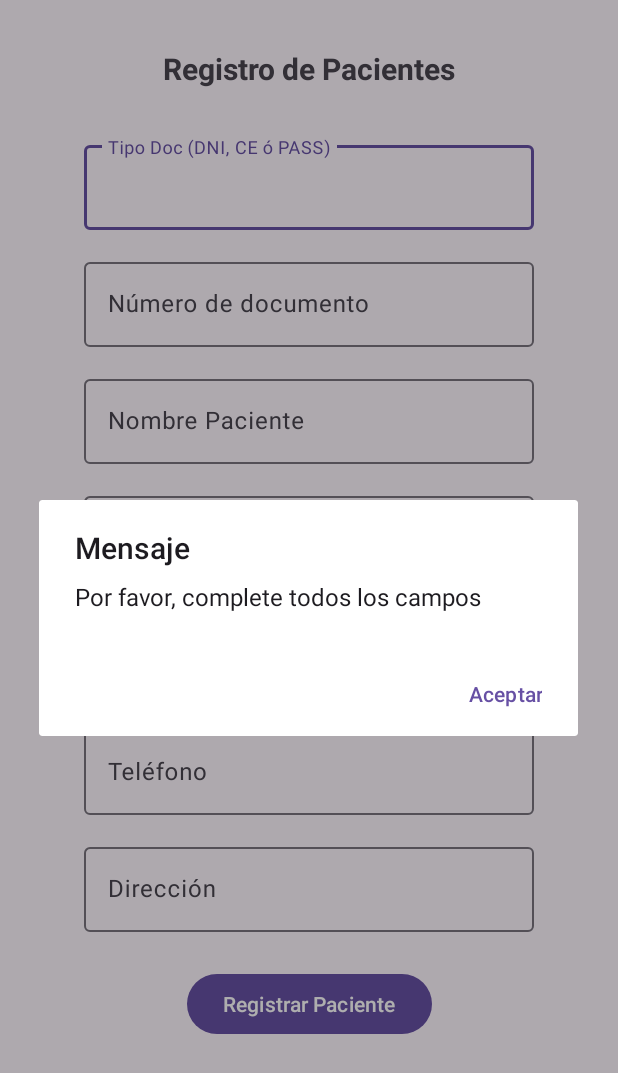
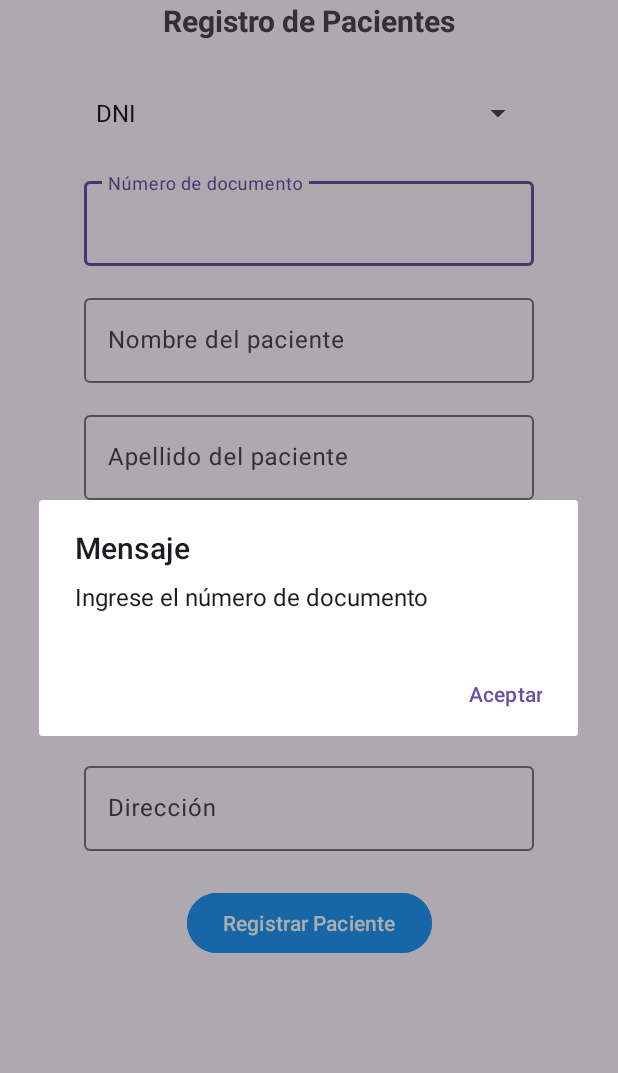
Before and after one commit to JoseCotos/appMovil, an Android app: the PacienteActivity screen opened directly, with no data from a screen before it, after a tap on "Registrar Paciente", on a phone screen of 412 x 824 dp. Shown: the top 1073 px of the screen. Run offline under Robolectric (Android 15) with nearby library versions, the phone set to English and light mode, and no system bars.

Commit message:
Agrega combo tipo documento y validación de correo en PacienteActivity

```diff
--- a/app/src/main/java/com/upc/miappposta/HomeActivity.kt
+++ b/app/src/main/java/com/upc/miappposta/HomeActivity.kt
@@ -6,7 +6,6 @@ import androidx.appcompat.app.AppCompatActivity
 import com.upc.miappposta.databinding.ActivityHomeBinding
 
 class HomeActivity : AppCompatActivity() {
-
 
     private lateinit var binding: ActivityHomeBinding
 
@@ -20,8 +19,13 @@ class HomeActivity : AppCompatActivity() {
         binding.btnHistorial.setOnClickListener {
             startActivity(Intent(this, HistoricoActivity::class.java))
         }
+
         binding.btnConfirmado.setOnClickListener {
             startActivity(Intent(this, ConfirmacionActivity::class.java))
         }
+
+        binding.btnAgendar.setOnClickListener {
+            startActivity(Intent(this, AgendaCitaActivity::class.java))
+        }
     }
 }
--- a/app/src/main/java/com/upc/miappposta/PacienteActivity.kt
+++ b/app/src/main/java/com/upc/miappposta/PacienteActivity.kt
@@ -1,6 +1,8 @@
 package com.upc.miappposta
 
 import android.os.Bundle
+import android.util.Patterns
+import android.widget.ArrayAdapter
 import androidx.activity.enableEdgeToEdge
 import androidx.appcompat.app.AlertDialog
 import androidx.appcompat.app.AppCompatActivity
@@ -11,47 +13,92 @@ import com.upc.miappposta.entidad.Paciente
 import com.upc.miappposta.service.PacienteService
 
 class PacienteActivity : AppCompatActivity() {
+
     private lateinit var binding: ActivityPacienteBinding
 
     override fun onCreate(savedInstanceState: Bundle?) {
         super.onCreate(savedInstanceState)
         enableEdgeToEdge()
+
+        // 🔹 Inicializa el binding correctamente
         binding = ActivityPacienteBinding.inflate(layoutInflater)
         setContentView(binding.root)
+
+        // Ajusta márgenes del sistema
         ViewCompat.setOnApplyWindowInsetsListener(findViewById(R.id.main)) { v, insets ->
             val systemBars = insets.getInsets(WindowInsetsCompat.Type.systemBars())
             v.setPadding(systemBars.left, systemBars.top, systemBars.right, systemBars.bottom)
             insets
         }
+
+        // 🔹 Carga los valores del Spinner
+        configurarSpinner()
+
+        // 🔹 Configura la acción del botón
         grabarPaciente()
     }
 
-    private fun grabarPaciente(){
+    private fun configurarSpinner() {
+        val tiposDocumento = resources.getStringArray(R.array.tipos_documento)
+        val adapter = ArrayAdapter(this, android.R.layout.simple_spinner_dropdown_item, tiposDocumento)
+        binding.spTipoDocumento.adapter = adapter
+    }
+
+    private fun grabarPaciente() {
         binding.btnRegistrarPaciente.setOnClickListener {
-            val tipoDocumento = binding.txtTipoDoc.text.toString()
-            val numeroDocumento = binding.txtNroDocumento.text.toString()
-            val nombre = binding.txtNombre.text.toString()
-            val apellido = binding.txtApellido.text.toString()
-            val correo = binding.txtCorreo.text.toString()
-            val telefono = binding.txtTelefono.text.toString()
-            val direccion = binding.txtDireccion.text.toString()
+            val tipoDocumento = binding.spTipoDocumento.selectedItem.toString()
+            val numeroDocumento = binding.txtNroDocumento.text.toString().trim()
+            val nombre = binding.txtNombre.text.toString().trim()
+            val apellido = binding.txtApellido.text.toString().trim()
+            val correo = binding.txtCorreo.text.toString().trim()
+            val telefono = binding.txtTelefono.text.toString().trim()
+            val direccion = binding.txtDireccion.text.toString().trim()
 
-            if (tipoDocumento.isNotEmpty() && numeroDocumento.isNotEmpty() && nombre.isNotEmpty() &&
-                apellido.isNotEmpty() && correo.isNotEmpty() && telefono.isNotEmpty() && direccion.isNotEmpty()) {
-                val paciente = Paciente(0,tipoDocumento, numeroDocumento,
-                    nombre, apellido, correo, telefono, direccion)
-                mostrarMensaje(PacienteService(this).registrarPaciente(paciente))
-            } else {
-                mostrarMensaje("Por favor, complete todos los campos")
+            // 🔹 Validaciones
+            when {
+                tipoDocumento.isEmpty() -> mostrarMensaje("Seleccione un tipo de documento")
+                numeroDocumento.isEmpty() -> mostrarMensaje("Ingrese el número de documento")
+                nombre.isEmpty() -> mostrarMensaje("Ingrese el nombre del paciente")
+                apellido.isEmpty() -> mostrarMensaje("Ingrese el apellido del paciente")
+                correo.isEmpty() -> mostrarMensaje("Ingrese el correo electrónico")
+                !Patterns.EMAIL_ADDRESS.matcher(correo).matches() -> mostrarMensaje("Correo no válido")
+                telefono.isEmpty() -> mostrarMensaje("Ingrese el teléfono")
+                !telefono.all { it.isDigit() } -> mostrarMensaje("El teléfono solo debe contener números")
+                direccion.isEmpty() -> mostrarMensaje("Ingrese la dirección")
+                else -> {
+                    val paciente = Paciente(
+                        0,
+                        tipoDocumento,
+                        numeroDocumento,
+                        nombre,
+                        apellido,
+                        correo,
+                        telefono,
+                        direccion
+                    )
+                    val resultado = PacienteService(this).registrarPaciente(paciente)
+                    mostrarMensaje(resultado)
+                    limpiarCampos()
+                }
             }
         }
     }
 
+    private fun limpiarCampos() {
+        binding.txtNroDocumento.setText("")
+        binding.txtNombre.setText("")
+        binding.txtApellido.setText("")
+        binding.txtCorreo.setText("")
+        binding.txtTelefono.setText("")
+        binding.txtDireccion.setText("")
+        binding.spTipoDocumento.setSelection(0)
+    }
+
     private fun mostrarMensaje(mensaje: String) {
-        val ventana = AlertDialog.Builder(this)
-        ventana.setTitle("Mensaje")
-        ventana.setMessage(mensaje)
-        ventana.setPositiveButton("Aceptar", null)
-        ventana.create().show()
+        AlertDialog.Builder(this)
+            .setTitle("Mensaje")
+            .setMessage(mensaje)
+            .setPositiveButton("Aceptar", null)
+            .show()
     }
 }
--- a/app/src/main/res/layout/activity_paciente.xml
+++ b/app/src/main/res/layout/activity_paciente.xml
@@ -1,130 +1,134 @@
 <?xml version="1.0" encoding="utf-8"?>
-<androidx.constraintlayout.widget.ConstraintLayout xmlns:android="http://schemas.android.com/apk/res/android"
+<androidx.constraintlayout.widget.ConstraintLayout
+    xmlns:android="http://schemas.android.com/apk/res/android"
     xmlns:app="http://schemas.android.com/apk/res-auto"
     xmlns:tools="http://schemas.android.com/tools"
     android:id="@+id/main"
     android:layout_width="match_parent"
     android:layout_height="match_parent"
+    android:padding="16dp"
     tools:context=".PacienteActivity">
 
+    <!-- Título -->
     <TextView
-        android:id="@+id/textView9"
+        android:id="@+id/tvTitulo"
         android:layout_width="wrap_content"
         android:layout_height="wrap_content"
-        android:layout_marginTop="32dp"
         android:text="Registro de Pacientes"
         android:textSize="20sp"
         android:textStyle="bold"
-        app:layout_constraintEnd_toEndOf="parent"
+        app:layout_constraintTop_toTopOf="parent"
         app:layout_constraintStart_toStartOf="parent"
-        app:layout_constraintTop_toTopOf="parent" />
+        app:layout_constraintEnd_toEndOf="parent" />
 
-    <com.google.android.material.textfield.TextInputLayout
-        android:id="@+id/textInputLayout"
+    <!-- Spinner: Tipo de documento -->
+    <Spinner
+        android:id="@+id/spTipoDocumento"
         android:layout_width="300dp"
         android:layout_height="wrap_content"
-        android:layout_marginStart="1dp"
-        android:layout_marginTop="32dp"
-        android:layout_marginEnd="1dp"
-        app:layout_constraintEnd_toEndOf="parent"
+        android:layout_marginTop="24dp"
+        android:spinnerMode="dropdown"
+        app:layout_constraintTop_toBottomOf="@id/tvTitulo"
         app:layout_constraintStart_toStartOf="parent"
-        app:layout_constraintTop_toBottomOf="@+id/textView9">
+        app:layout_constraintEnd_toEndOf="parent" />
 
-        <com.google.android.material.textfield.TextInputEditText
-            android:id="@+id/txtTipoDoc"
-            android:layout_width="match_parent"
-            android:layout_height="wrap_content"
-            android:hint="Tipo Doc (DNI, CE ó PASS)" />
-    </com.google.android.material.textfield.TextInputLayout>
-
+    <!-- Número de documento -->
     <com.google.android.material.textfield.TextInputLayout
-        android:id="@+id/textInputLayout2"
+        android:id="@+id/tilNroDocumento"
         android:layout_width="300dp"
         android:layout_height="wrap_content"
         android:layout_marginTop="16dp"
-        app:layout_constraintEnd_toEndOf="parent"
+        app:layout_constraintTop_toBottomOf="@id/spTipoDocumento"
         app:layout_constraintStart_toStartOf="parent"
-        app:layout_constraintTop_toBottomOf="@+id/textInputLayout">
+        app:layout_constraintEnd_toEndOf="parent">
 
         <com.google.android.material.textfield.TextInputEditText
             android:id="@+id/txtNroDocumento"
             android:layout_width="match_parent"
             android:layout_height="wrap_content"
-            android:hint="Número de documento" />
+            android:hint="Número de documento"
+            android:inputType="number" />
     </com.google.android.material.textfield.TextInputLayout>
 
+    <!-- Nombre -->
     <com.google.android.material.textfield.TextInputLayout
-        android:id="@+id/textInputLayout3"
+        android:id="@+id/tilNombre"
         android:layout_width="300dp"
         android:layout_height="wrap_content"
         android:layout_marginTop="16dp"
-        app:layout_constraintEnd_toEndOf="parent"
+        app:layout_constraintTop_toBottomOf="@id/tilNroDocumento"
         app:layout_constraintStart_toStartOf="parent"
-        app:layout_constraintTop_toBottomOf="@+id/textInputLayout2">
+        app:layout_constraintEnd_toEndOf="parent">
 
         <com.google.android.material.textfield.TextInputEditText
             android:id="@+id/txtNombre"
             android:layout_width="match_parent"
             android:layout_height="wrap_content"
-            android:hint="Nombre Paciente" />
+            android:hint="Nombre del paciente" />
     </com.google.android.material.textfield.TextInputLayout>
 
+    <!-- Apellido -->
     <com.google.android.material.textfield.TextInputLayout
-        android:id="@+id/textInputLayout4"
+        android:id="@+id/tilApellido"
         android:layout_width="300dp"
         android:layout_height="wrap_content"
         android:layout_marginTop="16dp"
-        app:layout_constraintEnd_toEndOf="parent"
+        app:layout_constraintTop_toBottomOf="@id/tilNombre"
         app:layout_constraintStart_toStartOf="parent"
-        app:layout_constraintTop_toBottomOf="@+id/textInputLayout3">
+        app:layout_constraintEnd_toEndOf="parent">
 
         <com.google.android.material.textfield.TextInputEditText
             android:id="@+id/txtApellido"
             android:layout_width="match_parent"
             android:layout_height="wrap_content"
-            android:hint="Apellido del Paciente" />
+            android:hint="Apellido del paciente" />
     </com.google.android.material.textfield.TextInputLayout>
 
+    <!-- Correo -->
     <com.google.android.material.textfield.TextInputLayout
-        android:id="@+id/textInputLayout5"
+        android:id="@+id/tilCorreo"
         android:layout_width="300dp"
         android:layout_height="wrap_content"
         android:layout_marginTop="16dp"
-        app:layout_constraintEnd_toEndOf="parent"
+        app:layout_constraintTop_toBottomOf="@id/tilApellido"
         app:layout_constraintStart_toStartOf="parent"
-        app:layout_constraintTop_toBottomOf="@+id/textInputLayout4">
+        app:layout_constraintEnd_toEndOf="parent">
 
         <com.google.android.material.textfield.TextInputEditText
             android:id="@+id/txtCorreo"
             android:layout_width="match_parent"
             android:layout_height="wrap_content"
-            android:hint="Correo electrónico" />
+            android:hint="Correo electrónico"
+            android:inputType="textEmailAddress" />
     </com.google.android.material.textfield.TextInputLayout>
 
+    <!-- Teléfono -->
     <com.google.android.material.textfield.TextInputLayout
-        android:id="@+id/textInputLayout6"
+        android:id="@+id/tilTelefono"
         android:layout_width="300dp"
         android:layout_height="wrap_content"
         android:layout_marginTop="16dp"
-        app:layout_constraintEnd_toEndOf="parent"
+        app:layout_constraintTop_toBottomOf="@id/tilCorreo"
         app:layout_constraintStart_toStartOf="parent"
-        app:layout_constraintTop_toBottomOf="@+id/textInputLayout5">
+        app:layout_constraintEnd_toEndOf="parent">
 
         <com.google.android.material.textfield.TextInputEditText
             android:id="@+id/txtTelefono"
             android:layout_width="match_parent"
             android:layout_height="wrap_content"
-            android:hint="Teléfono" />
+            android:hint="Teléfono"
+            android:inputType="phone" />
     </com.google.android.material.textfield.TextInputLayout>
 
+    <!-- Dirección -->
     <com.google.android.material.textfield.TextInputLayout
-        android:id="@+id/textInputLayout7"
+        android:id="@+id/tilDireccion"
         android:layout_width="300dp"
         android:layout_height="wrap_content"
         android:layout_marginTop="16dp"
-        app:layout_constraintEnd_toEndOf="parent"
+        app:layout_constraintTop_toBottomOf="@id/tilTelefono"
         app:layout_constraintStart_toStartOf="parent"
-        app:layout_constraintTop_toBottomOf="@+id/textInputLayout6">
+        app:layout_constraintEnd_toEndOf="parent">
 
         <com.google.android.material.textfield.TextInputEditText
             android:id="@+id/txtDireccion"
@@ -133,14 +137,17 @@
             android:hint="Dirección" />
     </com.google.android.material.textfield.TextInputLayout>
 
+    <!-- Botón registrar -->
     <Button
         android:id="@+id/btnRegistrarPaciente"
         android:layout_width="wrap_content"
         android:layout_height="wrap_content"
         android:layout_marginTop="24dp"
         android:text="Registrar Paciente"
-        app:layout_constraintEnd_toEndOf="parent"
+        android:backgroundTint="#2196F3"
+        android:textColor="@android:color/white"
+        app:layout_constraintTop_toBottomOf="@id/tilDireccion"
         app:layout_constraintStart_toStartOf="parent"
-        app:layout_constraintTop_toBottomOf="@+id/textInputLayout7" />
+        app:layout_constraintEnd_toEndOf="parent" />
 
 </androidx.constraintlayout.widget.ConstraintLayout>
--- a/app/src/main/res/values/strings.xml
+++ b/app/src/main/res/values/strings.xml
@@ -1,3 +1,9 @@
 <resources>
     <string name="app_name">MiappPosta</string>
+    <string-array name="tipos_documento">
+        <item>DNI</item>
+        <item>Carnet de Extranjería</item>
+        <item>Pasaporte</item>
+        <item>Otro</item>
+    </string-array>
 </resources>
```
Also changed, not shown: app/src/main/java/com/upc/miappposta/AgendaCitaActivity.kt (+17 -0 lines), app/src/main/java/com/upc/miappposta/ConfirmacionActivity.kt (+9 -5 lines), app/src/main/java/com/upc/miappposta/HistoricoActivity.kt (+32 -17 lines), app/src/main/res/layout/activity_agenda_cita.xml (+38 -24 lines), app/src/main/res/layout/activity_home.xml (+53 -18 lines), app/src/main/res/layout/activity_main.xml (+11 -2 lines), app/src/main/res/drawable/fondo.png (added), app/src/main/res/drawable/ic_conf.jpg (added), app/src/main/res/drawable/ic_posta.jpg (added).
